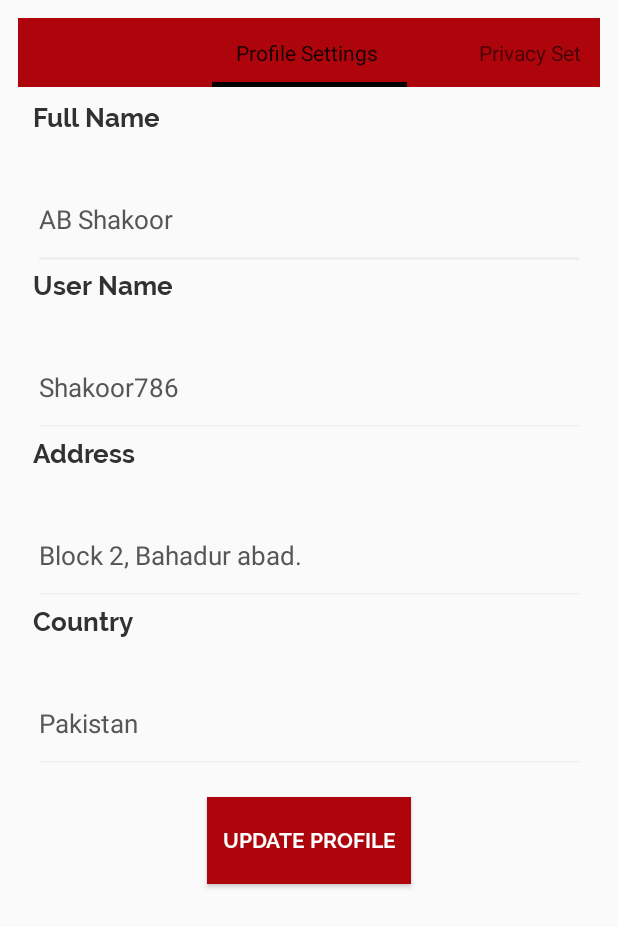
After one commit to mhd-zulqarnain/Binarymlm, an Android app: the fragment ProfileFragment shown on its own in the app's theme, on a phone screen of 412 x 824 dp. The commit adds this screen. Shown: the top 927 px of the screen. Run offline under Robolectric (Android 15) with nearby library versions, the light colour scheme and no system bars.

Commit message:
profile_view_pager

```diff
--- a/app/src/main/java/com/redcodetechnologies/mlm/DrawerActivity.kt
+++ b/app/src/main/java/com/redcodetechnologies/mlm/DrawerActivity.kt
@@ -67,6 +67,10 @@ class DrawerActivity : AppCompatActivity(), NavigationView.OnNavigationItemSelec
             R.id.action_logout ->{
                 startActivity(Intent(this@DrawerActivity,SignInActivity::class.java))
                 finish()
+                return true
+            }
+            R.id.action_myprofile ->{
+                supportFragmentManager.beginTransaction().replace(R.id.main_layout, ProfileFragment()).commit()
                 return true
             }
 
--- /dev/null
+++ b/app/src/main/java/com/redcodetechnologies/mlm/ui/ProfileFragment.kt
@@ -0,0 +1,35 @@
+package com.redcodetechnologies.mlm.ui
+
+import android.os.Bundle
+import android.support.v4.app.Fragment
+import android.support.v4.view.ViewPager
+import android.view.LayoutInflater
+import android.view.View
+import android.view.ViewGroup
+import com.example.mir.viewpager.ViewPagerAdapter
+import com.redcodetechnologies.mlm.R
+import kotlinx.android.synthetic.main.fragment_profile.*
+
+import android.support.v7.app.AppCompatActivity
+
+class ProfileFragment : Fragment() {
+    override fun onCreateView(inflater: LayoutInflater, container: ViewGroup?,
+                              savedInstanceState: Bundle?): View? {
+
+        var view = inflater.inflate(R.layout.fragment_profile, container, false)
+        //initView(view)
+
+
+
+
+       val viewPager = view.findViewById<ViewPager>(R.id.viewPager)
+
+
+         val adapter = ViewPagerAdapter(activity!!.supportFragmentManager)
+            viewPager.adapter = adapter
+
+
+        return view
+
+    }
+}
--- /dev/null
+++ b/app/src/main/java/com/redcodetechnologies/mlm/viewpager/FirstFragment.kt
@@ -0,0 +1,33 @@
+package com.example.mir.viewpager
+
+
+import android.os.Bundle
+import android.support.v4.app.Fragment
+import android.view.LayoutInflater
+import android.view.View
+import android.view.ViewGroup
+import android.widget.ImageView
+import android.widget.TextView
+import com.redcodetechnologies.mlm.R
+
+
+// TODO: Rename parameter arguments, choose names that match
+// the fragment initialization parameters, e.g. ARG_ITEM_NUMBER
+private const val ARG_PARAM1 = "param1"
+private const val ARG_PARAM2 = "param2"
+
+/**
+ * A simple [Fragment] subclass.
+ *
+ */
+class FirstFragment : Fragment() {
+
+    override fun onCreateView(inflater: LayoutInflater, container: ViewGroup?, savedInstanceState: Bundle?): View? {
+
+        val view = inflater.inflate(R.layout.fragment_first, container, false)
+
+
+        return view
+    }
+
+}
--- /dev/null
+++ b/app/src/main/java/com/redcodetechnologies/mlm/viewpager/SecondFragment.kt
@@ -0,0 +1,32 @@
+package com.example.mir.viewpager
+
+
+import android.os.Bundle
+import android.app.Fragment
+import android.view.LayoutInflater
+import android.view.View
+import android.view.ViewGroup
+import android.widget.ImageView
+import android.widget.TextView
+import com.redcodetechnologies.mlm.R
+
+
+// TODO: Rename parameter arguments, choose names that match
+// the fragment initialization parameters, e.g. ARG_ITEM_NUMBER
+private const val ARG_PARAM1 = "param1"
+private const val ARG_PARAM2 = "param2"
+
+/**
+ * A simple [Fragment] subclass.
+ *
+ */
+class SecondFragment : android.support.v4.app.Fragment() {
+
+    override fun onCreateView(inflater: LayoutInflater, container: ViewGroup?, savedInstanceState: Bundle?): View? {
+
+        val view = inflater.inflate(R.layout.second_fragment, container, false)
+
+
+        return view
+    }
+}
--- /dev/null
+++ b/app/src/main/java/com/redcodetechnologies/mlm/viewpager/ViewPageAdapter.kt
@@ -0,0 +1,36 @@
+package com.example.mir.viewpager
+
+import android.support.v4.app.Fragment
+import android.support.v4.app.FragmentManager
+import android.support.v4.app.FragmentPagerAdapter
+
+class ViewPagerAdapter internal constructor(fm: FragmentManager) : FragmentPagerAdapter(fm) {
+
+    private val COUNT = 2
+
+    override fun getItem(position: Int): Fragment? {
+        var fragment: Fragment? = null
+        when (position) {
+            0 -> fragment = FirstFragment()
+            1 -> fragment = SecondFragment()
+        }
+
+        return fragment
+    }
+
+    override fun getCount(): Int {
+        return COUNT
+    }
+
+    override fun getPageTitle(position: Int): CharSequence? {
+        var  title = ""
+        if (position == 0)
+            title= "Profile Settings "
+        if(position == 1)
+            title =  "Privacy Settings"
+        return title
+
+
+    }
+
+}
--- /dev/null
+++ b/app/src/main/res/layout/fragment_first.xml
@@ -0,0 +1,129 @@
+<?xml version="1.0" encoding="utf-8"?>
+
+<LinearLayout
+xmlns:android="http://schemas.android.com/apk/res/android"
+android:layout_width="match_parent"
+android:layout_height="match_parent"
+android:layout_margin="12dp"
+    >
+
+
+<LinearLayout
+    android:layout_width="match_parent"
+    android:layout_height="match_parent"
+    android:weightSum="16"
+    android:orientation="vertical"
+    android:layout_margin="10dp"
+    >
+
+    <TextView
+        android:layout_width="match_parent"
+        android:layout_height="0dp"
+        android:layout_weight="1"
+        android:text="Full Name"
+        android:fontFamily="@font/ralewaybold"
+        android:textSize="17sp"
+        android:textColor="#313131"
+        />
+
+    <EditText
+        android:layout_width="match_parent"
+        android:layout_height="0dp"
+        android:layout_weight="1.5"
+        android:hint="AB Shakoor"
+        android:textColorHint="#565656"
+        android:backgroundTint="#EEEFF0"
+        android:textSize="17sp"
+        android:textColor="#313131"
+        />
+
+    <TextView
+        android:layout_width="match_parent"
+        android:layout_height="0dp"
+        android:layout_weight="1"
+        android:text="User Name"
+        android:fontFamily="@font/ralewaybold"
+        android:textSize="17sp"
+        android:textColor="#313131"
+        />
+
+    <EditText
+        android:layout_width="match_parent"
+        android:layout_height="0dp"
+        android:layout_weight="1.5"
+        android:hint="Shakoor786"
+        android:textColorHint="#565656"
+        android:backgroundTint="#EEEFF0"
+        android:textSize="17sp"
+        android:textColor="#313131"
+        />
+
+
+
+
+
+    <TextView
+        android:layout_width="match_parent"
+        android:layout_height="0dp"
+        android:layout_weight="1"
+        android:text="Address"
+        android:fontFamily="@font/ralewaybold"
+        android:textSize="17sp"
+        android:textColor="#313131"
+        />
+
+    <EditText
+        android:layout_width="match_parent"
+        android:layout_height="0dp"
+        android:layout_weight="1.5"
+        android:hint="Block 2, Bahadur abad."
+        android:textColorHint="#565656"
+        android:backgroundTint="#EEEFF0"
+        android:textSize="17sp"
+        android:textColor="#313131"
+        />
+
+
+    <TextView
+        android:layout_width="match_parent"
+        android:layout_height="0dp"
+        android:layout_weight="1"
+        android:text="Country"
+        android:fontFamily="@font/ralewaybold"
+        android:textSize="17sp"
+        android:textColor="#313131"
+        />
+
+    <EditText
+        android:layout_width="match_parent"
+        android:layout_height="0dp"
+        android:layout_weight="1.5"
+        android:hint="Pakistan"
+        android:textColorHint="#565656"
+        android:backgroundTint="#EEEFF0"
+        android:textSize="17sp"
+        android:textColor="#313131"
+        />
+
+
+    <Button
+        android:layout_width="wrap_content"
+        android:layout_height="0dp"
+        android:layout_weight="1.3"
+        android:background="@color/colorRed"
+        android:text="Update Profile"
+        android:fontFamily="@font/ralewaybold"
+        android:textColor="@color/colorWhite"
+        android:layout_gravity="center"
+        android:paddingLeft="10dp"
+        android:paddingRight="10dp"
+        android:layout_marginTop="15dp"
+        />
+
+
+
+</LinearLayout>
+
+
+
+</LinearLayout>
--- /dev/null
+++ b/app/src/main/res/layout/fragment_profile.xml
@@ -0,0 +1,27 @@
+<?xml version="1.0" encoding="utf-8"?>
+
+
+    <LinearLayout
+        xmlns:android="http://schemas.android.com/apk/res/android"
+        android:layout_width="match_parent"
+        android:layout_height="match_parent"
+        android:layout_margin="12dp"
+        >
+    <android.support.v4.view.ViewPager
+        android:id="@+id/viewPager"
+        android:layout_width="match_parent"
+        android:layout_height="match_parent">
+
+        <android.support.v4.view.PagerTabStrip
+            android:id="@+id/pager_header"
+            android:layout_width="match_parent"
+            android:layout_height="wrap_content"
+            android:layout_gravity="top"
+            android:background="@color/colorRed"
+            android:padding="13dp"
+            />
+
+    </android.support.v4.view.ViewPager>
+
+
+        </LinearLayout>
```
Also changed, not shown: app/src/main/res/layout/second_fragment.xml (added, +149 -0 lines).
